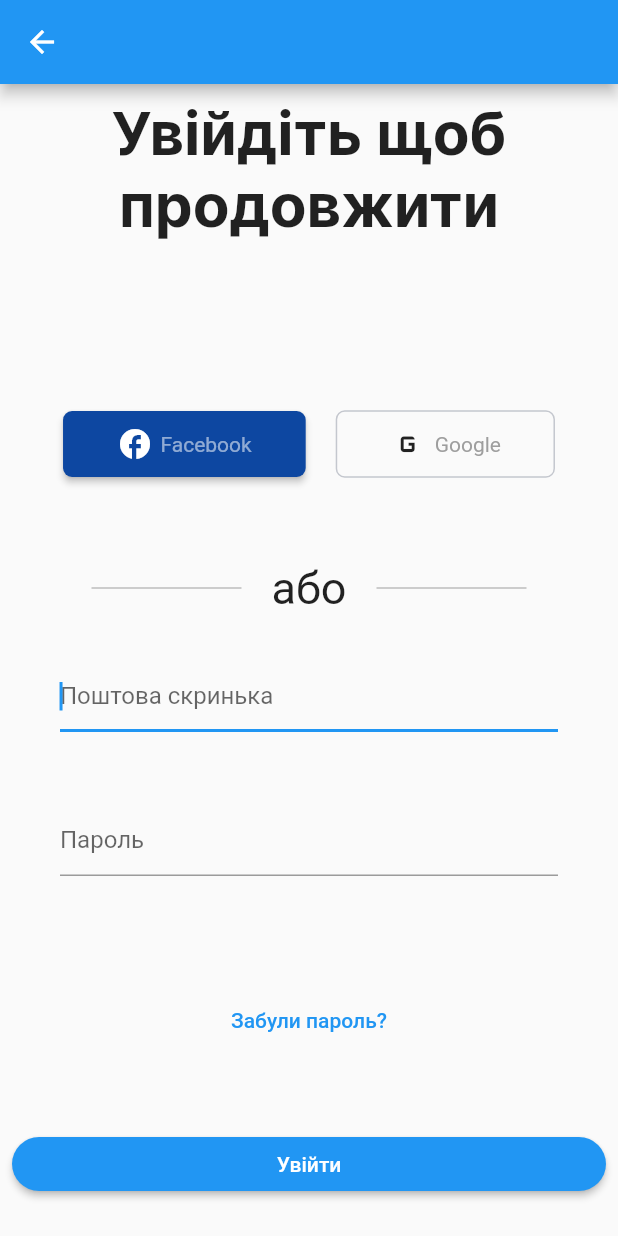
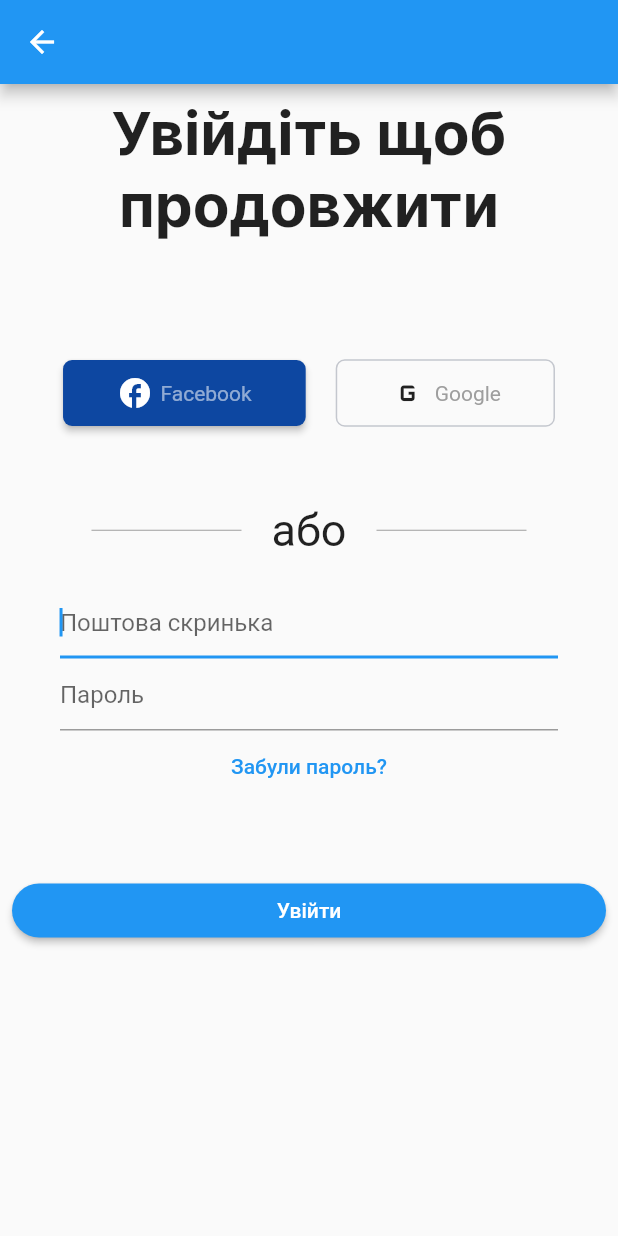
Before and after one commit to Haltseva-Yevheniia/Omisoft-login-page, a Flutter app: the screen it shows after launch, after a tap on "Тестова сторінка", on a phone screen of 412 x 824 dp. Run offline on Flutter 3.47's test engine with Material 2 defaults, Android fonts, the light colour scheme and no system bars; our stand-ins replace fluttertoast; network calls fail.

Commit message:
9th commit SingleChildScrollView

```diff
--- a/lib/components/forget_password_button.dart
+++ b/lib/components/forget_password_button.dart
@@ -8,13 +8,11 @@ class ForgetPasswordButton extends StatelessWidget {
 
   @override
   Widget build(BuildContext context) {
-    return Expanded(
-      child: TextButton(
-        onPressed: () {
-          ShowButtonToast('Відновити пароль').showMessageToast();
-        },
-        child: const Text('Забули пароль?'),
-      ),
+    return TextButton(
+      onPressed: () {
+        ShowButtonToast('Відновити пароль').showMessageToast();
+      },
+      child: const Text('Забули пароль?'),
     );
   }
 }
--- a/lib/components/login_button.dart
+++ b/lib/components/login_button.dart
@@ -16,8 +16,7 @@ class LoginButton extends StatefulWidget {
 class _LoginButtonState extends State<LoginButton> {
   @override
   Widget build(BuildContext context) {
-    return Expanded(
-      child: Row(
+    return Row(
       children: [
         Expanded(
           child: Padding(
@@ -31,8 +30,7 @@ class _LoginButtonState extends State<LoginButton> {
                 Navigator.push(
                   context,
                   MaterialPageRoute(builder: (context) {
-                      return LoadingScreen(
-                          widget.userEmail, widget.userPassword);
+                    return LoadingScreen(widget.userEmail, widget.userPassword);
                   }),
                 );
                 log(widget.userEmail);
@@ -45,7 +43,6 @@ class _LoginButtonState extends State<LoginButton> {
           ),
         ),
       ],
-      ),
     );
   }
 }
--- a/lib/components/or_divider.dart
+++ b/lib/components/or_divider.dart
@@ -7,8 +7,7 @@ class OrDivider extends StatelessWidget {
 
   @override
   Widget build(BuildContext context) {
-    return Expanded(
-      child: Row(
+    return Row(
       mainAxisAlignment: MainAxisAlignment.center,
       children: const [
         SizedBox(
@@ -36,7 +35,6 @@ class OrDivider extends StatelessWidget {
           ),
         ),
       ],
-      ),
     );
   }
 }
--- a/lib/components/row_buttons_registration.dart
+++ b/lib/components/row_buttons_registration.dart
@@ -8,8 +8,7 @@ class RowButtons extends StatelessWidget {
 
   @override
   Widget build(BuildContext context) {
-    return Expanded(
-      child: Row(
+    return Row(
       mainAxisAlignment: MainAxisAlignment.center,
       children: [
         MaterialButton(
@@ -80,7 +79,6 @@ class RowButtons extends StatelessWidget {
           ),
         ),
       ],
-      ),
     );
   }
 }
--- a/lib/components/text_field_email_password.dart
+++ b/lib/components/text_field_email_password.dart
@@ -17,8 +17,7 @@ class PasswordTextField extends StatefulWidget {
 class _PasswordTextFieldState extends State<PasswordTextField> {
   @override
   Widget build(BuildContext context) {
-    return Expanded(
-      child: Padding(
+    return Padding(
       padding: const EdgeInsets.symmetric(horizontal: 40.0),
       child: TextField(
         //autofocus: true,
@@ -33,7 +32,6 @@ class _PasswordTextFieldState extends State<PasswordTextField> {
         obscureText: true,
         decoration: const InputDecoration(
           hintText: 'Пароль',
-          ),
         ),
       ),
     );
@@ -51,8 +49,7 @@ class EmailTextField extends StatefulWidget {
 class _EmailTextFieldState extends State<EmailTextField> {
   @override
   Widget build(BuildContext context) {
-    return Expanded(
-      child: Padding(
+    return Padding(
       padding: const EdgeInsets.symmetric(horizontal: 40.0),
       child: TextField(
         autofocus: true,
@@ -70,7 +67,6 @@ class _EmailTextFieldState extends State<EmailTextField> {
         //   print(userEmail);
         // },
       ),
-      ),
     );
   }
 }
--- a/lib/components/text_head_line.dart
+++ b/lib/components/text_head_line.dart
@@ -7,9 +7,7 @@ class TextHeadline extends StatelessWidget {
 
   @override
   Widget build(BuildContext context) {
-    return const Expanded(
-      flex: 2,
-      child: Padding(
+    return Padding(
       padding: EdgeInsets.all(8.0),
       child: Text(
         'Увійдіть щоб продовжити',
@@ -17,7 +15,6 @@ class TextHeadline extends StatelessWidget {
         style: TextStyle(
             fontFamily: 'Inter', fontWeight: FontWeight.bold, fontSize: 40.0),
       ),
-      ),
     );
   }
 }
--- a/lib/screens/omisoft_login_page.dart
+++ b/lib/screens/omisoft_login_page.dart
@@ -22,14 +22,31 @@ class _OmisoftLoginPageState extends State<OmisoftLoginPage> {
     return SafeArea(
       child: Scaffold(
         // TODO try to use SingleChildScrollView but I cant (((
-        resizeToAvoidBottomInset: false,
+        //resizeToAvoidBottomInset: false,
         appBar: AppBar(),
-        body: Column(
+        body: LayoutBuilder(builder:
+            (BuildContext context, BoxConstraints viewportConstraints) {
+          return SingleChildScrollView(
+            //keyboardDismissBehavior: ScrollViewKeyboardDismissBehavior.manual,
+            child: Column(
+              //mainAxisSize: MainAxisSize.min,
               mainAxisAlignment: MainAxisAlignment.spaceEvenly,
               children: [
                 const TextHeadline(),
+                const SizedBox(
+                  height: 50,
+                ),
+                const SizedBox(
+                  height: 20,
+                ),
                 const RowButtons(),
+                const SizedBox(
+                  height: 50,
+                ),
                 const OrDivider(),
+                const SizedBox(
+                  height: 20,
+                ),
                 EmailTextField((value) {
                   setState(() {
                     email = value;
@@ -41,10 +58,25 @@ class _OmisoftLoginPageState extends State<OmisoftLoginPage> {
                   });
                 }),
                 const ForgetPasswordButton(),
+                const SizedBox(
+                  height: 40,
+                ),
                 LoginButton(email, password),
               ],
             ),
+          );
+        }),
       ),
     );
   }
 }
+
+// body: LayoutBuilder(builder:
+// (BuildContext context, BoxConstraints viewportConstraints) {
+// return SingleChildScrollView(
+// keyboardDismissBehavior: ScrollViewKeyboardDismissBehavior.manual,
+// child: ConstrainedBox(
+// constraints:
+// BoxConstraints(minHeight: viewportConstraints.maxHeight),
+// child: IntrinsicHeight(
+// child: Column(
```
Also changed, not shown: lib/screens/loading_screen.dart (+14 -22 lines), lib/services/networking.dart (+4 -4 lines). Lines whose indentation alone changed are shown as unchanged.
